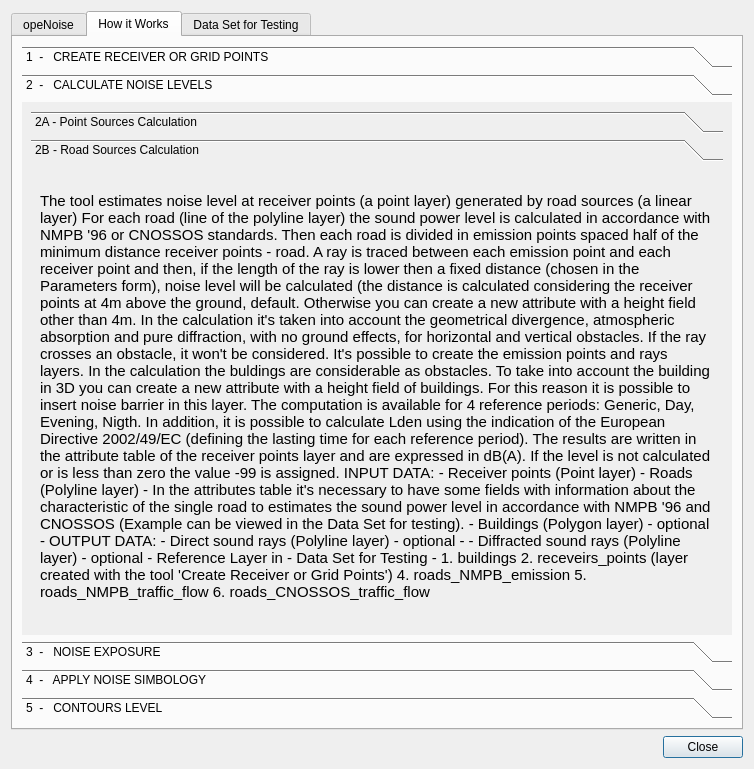
Above: tools/ui_Informations.ui from pierluigiderosa/openoise before the change. Below: the same form after it.
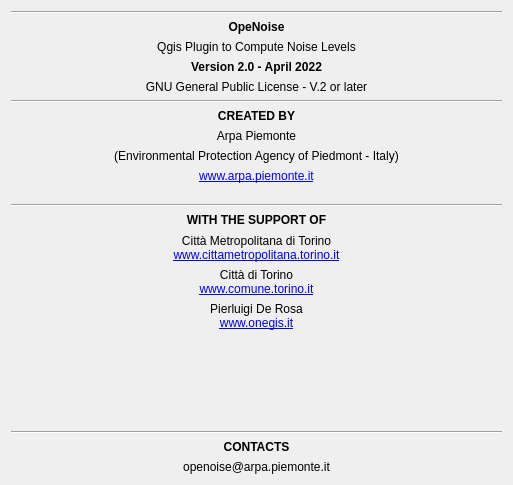
That is the form after the change. The open tabs and pages were chosen to show the change.

Commit message: - fix errore calcolo dwellings - new GUI - some minor updates

```diff
--- a/tools/ui_Informations.ui
+++ b/tools/ui_Informations.ui
@@ -1,13 +1,13 @@
 <?xml version="1.0" encoding="UTF-8"?>
 <ui version="4.0">
- <class>Windows_Info</class>
- <widget class="QDialog" name="Windows_Info">
+ <class>Credits_window</class>
+ <widget class="QDialog" name="Credits_window">
   <property name="geometry">
    <rect>
     <x>0</x>
     <y>0</y>
-    <width>754</width>
-    <height>769</height>
+    <width>513</width>
+    <height>485</height>
    </rect>
   </property>
   <property name="sizePolicy">
@@ -17,381 +17,292 @@
    </sizepolicy>
   </property>
   <property name="windowTitle">
-   <string>opeNoise - Help</string>
+   <string>opeNoise - Informations</string>
   </property>
   <property name="layoutDirection">
    <enum>Qt::LeftToRight</enum>
   </property>
-  <layout class="QVBoxLayout" name="verticalLayout_2">
-   <item>
-    <widget class="QTabWidget" name="tabWidget">
-     <property name="currentIndex">
-      <number>0</number>
-     </property>
-     <widget class="QWidget" name="tab">
-      <attribute name="title">
-       <string>opeNoise</string>
-      </attribute>
       <layout class="QVBoxLayout" name="verticalLayout">
        <item>
-        <widget class="QLabel" name="label">
-         <property name="font">
-          <font>
-           <pointsize>11</pointsize>
-          </font>
-         </property>
-         <property name="text">
-          <string>&lt;html&gt;&lt;head/&gt;&lt;body&gt;&lt;p&gt;&lt;br/&gt;&lt;span style=&quot; font-weight:600;&quot;&gt;OpeNoise&lt;/span&gt;&lt;/p&gt;&lt;p&gt;The plugin allows to estimate noise levels generated by point sources or by road sources at fixed receiver points and buildings. NMPB-Routes-96 and CNOSSOS methods for road emission are implemented.&lt;br/&gt;&lt;br/&gt;WARNING: The plugin supports only projected CRS files&lt;/p&gt;&lt;p&gt;&lt;br/&gt;Please consider the following condition&lt;/p&gt;&lt;p&gt;1) are taken into account:&lt;/p&gt;&lt;p&gt;- geometrical divergence&lt;br/&gt;- atmospheric absorption&lt;br/&gt;- pure diffraction, with no ground effects, for horizontal and vertical obstacles &lt;br/&gt;- modelization is 3D&lt;br/&gt;&lt;/p&gt;&lt;p&gt;2) are not taken into account:&lt;/p&gt;&lt;p&gt;- reflection&lt;br/&gt;- terrain is flat&lt;br/&gt;- ground effect&lt;br/&gt;- meteorological conditions&lt;/p&gt;&lt;p&gt;&lt;br/&gt;&lt;/p&gt;&lt;p&gt;&lt;span style=&quot; font-weight:600;&quot;&gt;Reference Documentation:&lt;/span&gt;&lt;/p&gt;&lt;p&gt;- &lt;a href=&quot;https://eur-lex.europa.eu/legal-content/EN/TXT/PDF/?uri=CELEX:32002L0049&amp;amp;from=EN&quot;&gt;&lt;span style=&quot; text-decoration: underline; color:#0000ff;&quot;&gt;Directive 2002/49/EC&lt;/span&gt;&lt;/a&gt;&lt;/p&gt;&lt;p&gt;- Annex II to Directive 2002/49/EC &lt;a href=&quot;https://eur-lex.europa.eu/legal-content/EN/TXT/PDF/?uri=CELEX:32015L0996&amp;amp;from=PT&quot;&gt;&lt;span style=&quot; text-decoration: underline; color:#0000ff;&quot;&gt;COMMISSION DIRECTIVE (EU) 2015/996&lt;/span&gt;&lt;/a&gt;&lt;/p&gt;&lt;p&gt;- amends Annex II to Directive 2002/49/EC &lt;a href=&quot;https://eur-lex.europa.eu/legal-content/EN/TXT/PDF/?uri=CELEX:32021L1226&amp;amp;from=IT&quot;&gt;&lt;span style=&quot; text-decoration: underline; color:#0000ff;&quot;&gt;COMMISSION DIRECTIVE (EU) 2021/1226&lt;/span&gt;&lt;/a&gt;&lt;/p&gt;&lt;p&gt;- Annex III to Directive 2002/49/EC &lt;a href=&quot;https://eur-lex.europa.eu/legal-content/EN/TXT/PDF/?uri=CELEX:32020L0367&amp;amp;from=IT&quot;&gt;&lt;span style=&quot; text-decoration: underline; color:#0000ff;&quot;&gt;COMMISSION DIRECTIVE (EU) 2020/367&lt;/span&gt;&lt;/a&gt;&lt;/p&gt;&lt;/body&gt;&lt;/html&gt;</string>
-         </property>
-         <property name="textFormat">
-          <enum>Qt::AutoText</enum>
-         </property>
-         <property name="alignment">
-          <set>Qt::AlignLeading|Qt::AlignLeft|Qt::AlignTop</set>
-         </property>
-         <property name="wordWrap">
-          <bool>true</bool>
-         </property>
-         <property name="openExternalLinks">
-          <bool>true</bool>
-         </property>
-         <property name="textInteractionFlags">
-          <set>Qt::LinksAccessibleByMouse|Qt::TextSelectableByMouse</set>
+    <widget class="Line" name="line_4">
+     <property name="maximumSize">
+      <size>
+       <width>16777215</width>
+       <height>16777215</height>
+      </size>
+     </property>
+     <property name="orientation">
+      <enum>Qt::Horizontal</enum>
          </property>
         </widget>
        </item>
-      </layout>
-     </widget>
-     <widget class="QWidget" name="tab_2">
-      <attribute name="title">
-       <string>How it Works</string>
-      </attribute>
-      <layout class="QVBoxLayout" name="verticalLayout_3">
-       <item>
-        <widget class="QToolBox" name="toolBox">
-         <property name="currentIndex">
-          <number>4</number>
-         </property>
-         <widget class="QWidget" name="page">
-          <property name="geometry">
-           <rect>
-            <x>0</x>
-            <y>0</y>
-            <width>122</width>
-            <height>1908</height>
-           </rect>
-          </property>
-          <attribute name="label">
-           <string>1  -   CREATE RECEIVER OR GRID POINTS</string>
-          </attribute>
-          <layout class="QVBoxLayout" name="verticalLayout_5">
-           <property name="sizeConstraint">
-            <enum>QLayout::SetDefaultConstraint</enum>
-           </property>
            <item>
             <widget class="QLabel" name="label_2">
-             <property name="font">
-              <font>
-               <pointsize>11</pointsize>
-              </font>
+     <property name="sizePolicy">
+      <sizepolicy hsizetype="Preferred" vsizetype="Fixed">
+       <horstretch>0</horstretch>
+       <verstretch>0</verstretch>
+      </sizepolicy>
+     </property>
+     <property name="maximumSize">
+      <size>
+       <width>16777215</width>
+       <height>15</height>
+      </size>
              </property>
              <property name="text">
-              <string>&lt;html&gt;&lt;head/&gt;&lt;body&gt;&lt;p&gt;&lt;span style=&quot; font-weight:600;&quot;&gt;CRETAE RECEIVERS&lt;br/&gt;&lt;/span&gt;&lt;span style=&quot; font-weight:600; font-style:italic;&quot;&gt;In according to case 2b - § 2.8 Directive 2002/49/EC Annex II&lt;br/&gt;&lt;/span&gt;&lt;br/&gt;The tool generates receiver point. Façade are split up every 5 m from the start position onward, with a receiver position placed at the halfway the 5 m segment. The remaining section has its receiver point in its mid-point. The receivers are located at 4m above the ground, default. &lt;a name=&quot;tw-target-text&quot;/&gt;Otherwise you can create a new attribute with a height field other than 4m.&lt;br/&gt;&lt;br/&gt;&lt;span style=&quot; font-weight:600;&quot;&gt;GRID POINTS&lt;br/&gt;&lt;/span&gt;&lt;span style=&quot; font-weight:600; font-style:italic;&quot;&gt;In according to § 2.8 Directive 2002/49/EC Annex II&lt;br/&gt;&lt;/span&gt;&lt;span style=&quot; font-weight:600;&quot;&gt;&lt;br/&gt;&lt;/span&gt;The tool generates a series of receivers point with a certain spacing, located at 4m above the ground, default. &lt;a name=&quot;tw-target-text&quot;/&gt;Otherwise you can create a new attribute with a height field other than 4m. Subsequently, the sound levels can be calculated with the tool CALCULATE NOISE LEVELS and subsequently with the tool CONTOURS LEVEL draw the level curves.&lt;br/&gt;&lt;/p&gt;&lt;p&gt;&lt;span style=&quot; font-style:italic;&quot;&gt;INPUT DATA:&lt;/span&gt;&lt;/p&gt;&lt;p&gt;- Buildings (Polygons layer)&lt;/p&gt;&lt;p&gt;&lt;span style=&quot; font-style:italic;&quot;&gt;OUTPUT DATA:&lt;/span&gt;&lt;/p&gt;&lt;p&gt;- Receiver points (Points layer)&lt;/p&gt;&lt;p&gt;&lt;br/&gt;&lt;span style=&quot; font-weight:600; font-style:italic;&quot;&gt;Reference Layer in - Data Set for Testing -&lt;/span&gt;&lt;/p&gt;&lt;p&gt;1. buildings&lt;br/&gt;2. receveirs_points (layer created with the tool 'Create Receiver or Grid Points')&lt;br/&gt;7. grid_receivers (layer created with the tool 'Create Receiver or Grid Points')&lt;br/&gt;&lt;/p&gt;&lt;/body&gt;&lt;/html&gt;</string>
+      <string>&lt;html&gt;&lt;head/&gt;&lt;body&gt;&lt;p&gt;&lt;span style=&quot; font-weight:600;&quot;&gt;OpeNoise&lt;/span&gt;&lt;/p&gt;&lt;/body&gt;&lt;/html&gt;</string>
              </property>
              <property name="alignment">
-              <set>Qt::AlignLeading|Qt::AlignLeft|Qt::AlignTop</set>
-             </property>
-             <property name="wordWrap">
-              <bool>true</bool>
-             </property>
-             <property name="textInteractionFlags">
-              <set>Qt::LinksAccessibleByMouse|Qt::TextSelectableByMouse</set>
+      <set>Qt::AlignCenter</set>
              </property>
             </widget>
            </item>
-          </layout>
-         </widget>
-         <widget class="QWidget" name="page_2">
-          <property name="geometry">
-           <rect>
-            <x>0</x>
-            <y>0</y>
-            <width>98</width>
-            <height>141</height>
-           </rect>
-          </property>
-          <attribute name="label">
-           <string>2  -   CALCULATE NOISE LEVELS</string>
-          </attribute>
-          <layout class="QVBoxLayout" name="verticalLayout_4">
-           <item>
-            <widget class="QToolBox" name="toolBox_2">
-             <property name="currentIndex">
-              <number>1</number>
-             </property>
-             <widget class="QWidget" name="page_5">
-              <property name="geometry">
-               <rect>
-                <x>0</x>
-                <y>0</y>
-                <width>122</width>
-                <height>2994</height>
-               </rect>
-              </property>
-              <attribute name="label">
-               <string>2A - Point Sources Calculation</string>
-              </attribute>
-              <layout class="QVBoxLayout" name="verticalLayout_6">
                <item>
                 <widget class="QLabel" name="label_3">
-                 <property name="font">
-                  <font>
-                   <pointsize>11</pointsize>
-                  </font>
+     <property name="sizePolicy">
+      <sizepolicy hsizetype="Preferred" vsizetype="Fixed">
+       <horstretch>0</horstretch>
+       <verstretch>0</verstretch>
+      </sizepolicy>
+     </property>
+     <property name="maximumSize">
+      <size>
+       <width>16777215</width>
+       <height>15</height>
+      </size>
                  </property>
                  <property name="text">
-                  <string>&lt;html&gt;&lt;head/&gt;&lt;body&gt;&lt;p&gt;&lt;span style=&quot; font-weight:600;&quot;&gt;This tool estimates noise levels at receiver points (a point layer) from point sources (a point layer)&lt;/span&gt;&lt;/p&gt;&lt;p&gt;A ray is traced between each point source and each receiver point and then, if the length of the ray is lower then a fixed distance (chosen in the Parameters form), noise level will be calculated.&lt;/p&gt;&lt;p&gt;In the calculation it's taken into account the geometrical divergence for a spherical point source, atmospheric absorption and pure diffraction, with no ground effects, for horizontal and vertical obstacles. &lt;/p&gt;&lt;p&gt;The receiving points are located 4m above ground level, default. &lt;br/&gt;&lt;a name=&quot;tw-target-text&quot;/&gt;Otherwise you can create a new attribute with a height field other than 4m.&lt;/p&gt;&lt;p&gt;If the ray crosses an obstacle, it won't be considered. &lt;/p&gt;&lt;p&gt;It's possible to create the rays layer.&lt;/p&gt;&lt;p&gt;In the calculation the buldings are considerable as obstacles. To take into account the building in 3D you can create a new attribute with a height field of buildings.&lt;br/&gt;For this reason it is possible to insert noise barrier in this layer.&lt;/p&gt;&lt;p&gt;The computation is available for 4 reference periods: &lt;br/&gt;Generic, Day, Evening, Nigth. In addition, it is possible to calculate Lden using the indication of the European Directive 2002/49/EC (defining the lasting time for each reference period).&lt;/p&gt;&lt;p&gt;The results are written in the attribute table of the receiver points layer and are expressed in dB(A). &lt;br/&gt;If the level is not calculated or it is less than zero the value -99 is assigned.&lt;/p&gt;&lt;p&gt;&lt;br/&gt;&lt;/p&gt;&lt;p&gt;&lt;span style=&quot; font-style:italic;&quot;&gt;INPUT DATA:&lt;/span&gt;&lt;/p&gt;&lt;p&gt;- Receiver points (Point layer)&lt;/p&gt;&lt;p&gt;- Point sources (Point layer with a field containing the power level of the sources)&lt;/p&gt;&lt;p&gt;- Buildings (Polygon layer) - optional –&lt;/p&gt;&lt;p&gt;&lt;br/&gt;&lt;/p&gt;&lt;p&gt;&lt;span style=&quot; font-style:italic;&quot;&gt;OUTPUT DATA:&lt;/span&gt;&lt;/p&gt;&lt;p&gt;- Direct sound rays (Polyline layer) - optional -&lt;/p&gt;&lt;p&gt;- Diffracted sound rays (Polyline layer) - optional -&lt;/p&gt;&lt;p&gt;&lt;br/&gt;&lt;/p&gt;&lt;p&gt;&lt;span style=&quot; font-weight:600; font-style:italic;&quot;&gt;Reference Layer in - Data Set for Testing -&lt;/span&gt;&lt;/p&gt;&lt;p&gt;1. buildings&lt;br/&gt;2. receveirs_points (layer created with the tool 'Create Receiver or Grid Points')&lt;br/&gt;3. sources_points&lt;br/&gt;&lt;/p&gt;&lt;/body&gt;&lt;/html&gt;</string>
-                 </property>
-                 <property name="wordWrap">
-                  <bool>true</bool>
-                 </property>
-                 <property name="textInteractionFlags">
-                  <set>Qt::LinksAccessibleByMouse|Qt::TextSelectableByMouse</set>
+      <string>Qgis Plugin to Compute Noise Levels</string>
+     </property>
+     <property name="alignment">
+      <set>Qt::AlignCenter</set>
                  </property>
                 </widget>
                </item>
-              </layout>
-             </widget>
-             <widget class="QWidget" name="page_6">
-              <property name="geometry">
-               <rect>
-                <x>0</x>
-                <y>0</y>
-                <width>205</width>
-                <height>2178</height>
-               </rect>
-              </property>
-              <attribute name="label">
-               <string>2B - Road Sources Calculation</string>
-              </attribute>
-              <layout class="QVBoxLayout" name="verticalLayout_7">
                <item>
                 <widget class="QLabel" name="label_4">
-                 <property name="font">
-                  <font>
-                   <pointsize>11</pointsize>
-                   <weight>50</weight>
-                   <italic>false</italic>
-                   <bold>false</bold>
-                  </font>
+     <property name="sizePolicy">
+      <sizepolicy hsizetype="Preferred" vsizetype="Fixed">
+       <horstretch>0</horstretch>
+       <verstretch>0</verstretch>
+      </sizepolicy>
+     </property>
+     <property name="maximumSize">
+      <size>
+       <width>16777215</width>
+       <height>15</height>
+      </size>
                  </property>
                  <property name="text">
-                  <string>&lt;html&gt;&lt;head/&gt;&lt;body&gt;&lt;p&gt;&lt;span style=&quot; font-weight:600;&quot;&gt;The tool estimates noise level at receiver points (a point layer) generated by road sources (a linear layer)&lt;/span&gt;&lt;/p&gt;&lt;p&gt;&lt;br/&gt;For each road (line of the polyline layer) the sound power level is calculated in accordance with NMPB '96 or CNOSSOS standards. &lt;/p&gt;&lt;p&gt;Then each road is divided in emission points spaced half of the minimum distance receiver points - road. &lt;/p&gt;&lt;p&gt;A ray is traced between each emission point and each receiver point and then, if the length of the ray is lower then a fixed distance (chosen in the Parameters form), noise level will be calculated (the distance is calculated considering the receiver points at 4m above the ground, default. &lt;a name=&quot;tw-target-text&quot;/&gt;Otherwise you can create a new attribute with a height field other than 4m.&lt;br/&gt;&lt;/p&gt;&lt;p&gt;In the calculation it's taken into account the geometrical divergence, atmospheric absorption and pure diffraction, with no ground effects, for horizontal and vertical obstacles.&lt;/p&gt;&lt;p&gt;If the ray crosses an obstacle, it won't be considered.&lt;/p&gt;&lt;p&gt;It's possible to create the emission points and rays layers. &lt;/p&gt;&lt;p&gt;In the calculation the buldings are considerable as obstacles. To take into account the building in 3D you can create a new attribute with a height field of buildings.&lt;br/&gt;For this reason it is possible to insert noise barrier in this layer.&lt;/p&gt;&lt;p&gt;&lt;br/&gt;The computation is available for 4 reference periods: Generic, Day, Evening, Nigth. &lt;br/&gt;In addition, it is possible to calculate Lden using the indication of the European Directive 2002/49/EC (defining the lasting time for each reference period). &lt;/p&gt;&lt;p&gt;&lt;br/&gt;The results are written in the attribute table of the receiver points layer and are expressed in dB(A). &lt;br/&gt;If the level is not calculated or is less than zero the value -99 is assigned.&lt;/p&gt;&lt;p&gt;&lt;br/&gt;&lt;span style=&quot; font-style:italic;&quot;&gt;INPUT DATA: &lt;/span&gt;&lt;/p&gt;&lt;p&gt;- Receiver points (Point layer)&lt;/p&gt;&lt;p&gt;- Roads (Polyline layer) - In the attributes table it's necessary to have some fields with information about the characteristic of the single road to estimates the sound power level in accordance with NMPB '96 and CNOSSOS (Example can be viewed in the Data Set for testing).&lt;/p&gt;&lt;p&gt;- Buildings (Polygon layer) - optional -&lt;/p&gt;&lt;p&gt;&lt;br/&gt;&lt;span style=&quot; font-style:italic;&quot;&gt;OUTPUT DATA:&lt;/span&gt;&lt;/p&gt;&lt;p&gt;- Direct sound rays (Polyline layer) - optional -&lt;/p&gt;&lt;p&gt;- Diffracted sound rays (Polyline layer) - optional -&lt;/p&gt;&lt;p&gt;&lt;br/&gt;&lt;span style=&quot; font-weight:600; font-style:italic;&quot;&gt;Reference Layer in - Data Set for Testing -&lt;/span&gt;&lt;/p&gt;&lt;p&gt;1. buildings&lt;br/&gt;2. receveirs_points (layer created with the tool 'Create Receiver or Grid Points')&lt;br/&gt;4. roads_NMPB_emission&lt;br/&gt;5. roads_NMPB_traffic_flow&lt;br/&gt;6. roads_CNOSSOS_traffic_flow&lt;br/&gt;&lt;/p&gt;&lt;/body&gt;&lt;/html&gt;</string>
-                 </property>
-                 <property name="wordWrap">
-                  <bool>true</bool>
-                 </property>
-                 <property name="textInteractionFlags">
-                  <set>Qt::LinksAccessibleByMouse|Qt::TextSelectableByMouse</set>
-                 </property>
-                </widget>
-               </item>
-              </layout>
-             </widget>
-            </widget>
-           </item>
-          </layout>
-         </widget>
-         <widget class="QWidget" name="page_3">
-          <property name="geometry">
-           <rect>
-            <x>0</x>
-            <y>0</y>
-            <width>122</width>
-            <height>1713</height>
-           </rect>
-          </property>
-          <attribute name="label">
-           <string>3  -   NOISE EXPOSURE</string>
-          </attribute>
-          <layout class="QVBoxLayout" name="verticalLayout_8">
+      <string>&lt;html&gt;&lt;head/&gt;&lt;body&gt;&lt;p&gt;&lt;span style=&quot; font-weight:600;&quot;&gt;Version 2.0 - April 2022&lt;/span&gt;&lt;/p&gt;&lt;/body&gt;&lt;/html&gt;</string>
+     </property>
+     <property name="alignment">
+      <set>Qt::AlignCenter</set>
+     </property>
+    </widget>
+   </item>
            <item>
             <widget class="QLabel" name="label_5">
-             <property name="font">
-              <font>
-               <pointsize>11</pointsize>
-              </font>
+     <property name="sizePolicy">
+      <sizepolicy hsizetype="Preferred" vsizetype="Fixed">
+       <horstretch>0</horstretch>
+       <verstretch>0</verstretch>
+      </sizepolicy>
+     </property>
+     <property name="maximumSize">
+      <size>
+       <width>16777215</width>
+       <height>15</height>
+      </size>
              </property>
              <property name="text">
-              <string>&lt;html&gt;&lt;head/&gt;&lt;body&gt;&lt;p&gt;&lt;span style=&quot; font-weight:600;&quot;&gt;The tool assigns dwellings and people living in dwellings to receiver points in according to § 2.8 Directive 2002/49/EC Annex II and ANNEX III&lt;/span&gt;&lt;/p&gt;&lt;p&gt;It is necessary to enter the information of how many people and how many dwellings are present for each building and what type of exposure the fa&lt;a name=&quot;docs-internal-guid-48a0e909-7fff-84c6-6090-918592b4b1c4&quot;/&gt;&lt;span style=&quot; font-family:'Calibri,sans-serif'; font-size:12.5pt; color:#000000; background-color:transparent;&quot;&gt;ç&lt;/span&gt;ade has in according to §2.8 Directive 2002/49/EC Annex II.&lt;br/&gt;Furthermore, the tool carries out evaluation methods for the harmful effects of environmental noise in terms of high annoyance (HA) and high sleep disturbance (HSD), for road noise in according to Directive 2002/49/EC Annex III.&lt;br/&gt;&lt;/p&gt;&lt;p&gt;NOTE: this tool works correctly only if the receiver points layer is created from a buildings layer with opeNoise and the attributes table is not modified.&lt;/p&gt;&lt;p&gt;&lt;br/&gt;&lt;/p&gt;&lt;p&gt;&lt;span style=&quot; font-style:italic;&quot;&gt;INPUT DATA:&lt;/span&gt;&lt;/p&gt;&lt;p&gt;- Receiver points (Point layer) - In the attributes table it's necessary to have at least a field with noise levels&lt;/p&gt;&lt;p&gt;- Buildings (Polygon layer)&lt;/p&gt;&lt;p&gt;&lt;span style=&quot; font-style:italic;&quot;&gt;OUTPUT DATA:&lt;/span&gt;&lt;/p&gt;&lt;p&gt;&lt;br/&gt;&lt;span style=&quot; font-weight:600; font-style:italic;&quot;&gt;Reference Layer in - Data Set for Testing -&lt;/span&gt;&lt;/p&gt;&lt;p&gt;1. buildings&lt;br/&gt;2. receveirs_points (layer created with the tool 'Create Receiver or Grid Points')&lt;br/&gt;&lt;/p&gt;&lt;/body&gt;&lt;/html&gt;</string>
+      <string>GNU General Public License - V.2 or later</string>
              </property>
              <property name="alignment">
-              <set>Qt::AlignLeading|Qt::AlignLeft|Qt::AlignTop</set>
-             </property>
-             <property name="wordWrap">
-              <bool>true</bool>
-             </property>
-             <property name="textInteractionFlags">
-              <set>Qt::LinksAccessibleByMouse|Qt::TextSelectableByMouse</set>
+      <set>Qt::AlignCenter</set>
+     </property>
+    </widget>
+   </item>
+   <item>
+    <widget class="Line" name="line">
+     <property name="maximumSize">
+      <size>
+       <width>16777215</width>
+       <height>16777215</height>
+      </size>
+     </property>
+     <property name="orientation">
+      <enum>Qt::Horizontal</enum>
              </property>
             </widget>
            </item>
-          </layout>
-         </widget>
-         <widget class="QWidget" name="page_4">
-          <property name="geometry">
-           <rect>
-            <x>0</x>
-            <y>0</y>
-            <width>98</width>
-            <height>558</height>
-           </rect>
-          </property>
-          <attribute name="label">
-           <string>4  -   APPLY NOISE SIMBOLOGY</string>
-          </attribute>
-          <layout class="QVBoxLayout" name="verticalLayout_9">
            <item>
             <widget class="QLabel" name="label_6">
-             <property name="font">
-              <font>
-               <pointsize>11</pointsize>
-              </font>
-             </property>
-             <property name="text">
-              <string>&lt;html&gt;&lt;head/&gt;&lt;body&gt;&lt;p&gt;&lt;span style=&quot; font-weight:600;&quot;&gt;The tool assigns a noise level symbology to a layer with a sound level field in the attribute table&lt;/span&gt;&lt;/p&gt;&lt;p&gt;&lt;br/&gt;&lt;/p&gt;&lt;p&gt;&lt;span style=&quot; font-style:italic;&quot;&gt;INPUT DATA:&lt;/span&gt;&lt;/p&gt;&lt;p&gt;- Point, polilyne or polygon layer - In the attributes table it's necessary to have at least a field with noise levels&lt;/p&gt;&lt;/body&gt;&lt;/html&gt;</string>
-             </property>
-             <property name="alignment">
-              <set>Qt::AlignLeading|Qt::AlignLeft|Qt::AlignTop</set>
-             </property>
-             <property name="wordWrap">
-              <bool>true</bool>
-             </property>
-             <property name="textInteractionFlags">
-              <set>Qt::LinksAccessibleByMouse|Qt::TextSelectableByMouse</set>
-             </property>
-            </widget>
-           </item>
-          </layout>
-         </widget>
-         <widget class="QWidget" name="page_7">
-          <property name="geometry">
-           <rect>
-            <x>0</x>
-            <y>0</y>
-            <width>712</width>
-            <height>543</height>
-           </rect>
-          </property>
-          <attribute name="label">
-           <string>5  -   CONTOURS LEVEL</string>
-          </attribute>
-          <widget class="QLabel" name="label_9">
-           <property name="geometry">
-            <rect>
-             <x>10</x>
-             <y>0</y>
-             <width>682</width>
-             <height>450</height>
-            </rect>
-           </property>
-           <property name="font">
-            <font>
-             <pointsize>11</pointsize>
-            </font>
-           </property>
+     <property name="sizePolicy">
+      <sizepolicy hsizetype="Preferred" vsizetype="Fixed">
+       <horstretch>0</horstretch>
+       <verstretch>0</verstretch>
+      </sizepolicy>
+     </property>
+     <property name="maximumSize">
+      <size>
+       <width>16777215</width>
+       <height>15</height>
+      </size>
+     </property>
            <property name="text">
-            <string>&lt;html&gt;&lt;head/&gt;&lt;body&gt;&lt;p&gt;&lt;span style=&quot; font-weight:600;&quot;&gt;The tool draws a layer of contours starting from the previously calculated grid of points&lt;/span&gt;&lt;/p&gt;&lt;p&gt;&lt;br/&gt;&lt;/p&gt;&lt;p&gt;&lt;span style=&quot; font-style:italic;&quot;&gt;INPUT DATA:&lt;/span&gt;&lt;/p&gt;&lt;p&gt;- Point, polilyne or polygon layer - In the attributes table it's necessary to have at least a field with noise levels&lt;/p&gt;&lt;p&gt;&lt;span style=&quot; font-weight:600; font-style:italic;&quot;&gt;Reference Layer in - Data Set for Testing -&lt;/span&gt;&lt;/p&gt;&lt;p&gt;7. grid_receivers (layer created with the tool 'Create Receiver or Grid Points')&lt;br/&gt;8. contours_levels (layer created with the tool 'Contours Levels')&lt;br/&gt;9. polygon_levels (layer created with the tool 'Contours Levels')&lt;/p&gt;&lt;/body&gt;&lt;/html&gt;</string>
+      <string>&lt;html&gt;&lt;head/&gt;&lt;body&gt;&lt;p&gt;&lt;span style=&quot; font-weight:600;&quot;&gt;CREATED BY&lt;/span&gt;&lt;/p&gt;&lt;/body&gt;&lt;/html&gt;</string>
            </property>
            <property name="alignment">
-            <set>Qt::AlignLeading|Qt::AlignLeft|Qt::AlignTop</set>
-           </property>
-           <property name="wordWrap">
-            <bool>true</bool>
-           </property>
-           <property name="textInteractionFlags">
-            <set>Qt::LinksAccessibleByMouse|Qt::TextSelectableByMouse</set>
-           </property>
-          </widget>
-         </widget>
-        </widget>
-       </item>
-      </layout>
-     </widget>
-     <widget class="QWidget" name="tab_3">
-      <attribute name="title">
-       <string>Data Set for Testing</string>
-      </attribute>
-      <widget class="QWidget" name="verticalLayoutWidget_2">
-       <property name="geometry">
-        <rect>
-         <x>10</x>
-         <y>20</y>
-         <width>691</width>
-         <height>541</height>
-        </rect>
-       </property>
-       <layout class="QVBoxLayout" name="verticalLayout_11">
+      <set>Qt::AlignCenter</set>
+     </property>
+    </widget>
+   </item>
         <item>
          <widget class="QLabel" name="label_7">
-          <property name="font">
-           <font>
-            <pointsize>11</pointsize>
-           </font>
+     <property name="sizePolicy">
+      <sizepolicy hsizetype="Preferred" vsizetype="Fixed">
+       <horstretch>0</horstretch>
+       <verstretch>0</verstretch>
+      </sizepolicy>
+     </property>
+     <property name="maximumSize">
+      <size>
+       <width>16777215</width>
+       <height>15</height>
+      </size>
           </property>
           <property name="text">
-           <string>&lt;html&gt;&lt;head/&gt;&lt;body&gt;&lt;p&gt;&lt;span style=&quot; font-weight:600;&quot;&gt;A data set for testing is available in the folder:&lt;/span&gt;&lt;/p&gt;&lt;/body&gt;&lt;/html&gt;</string>
+      <string>Arpa Piemonte</string>
           </property>
           <property name="alignment">
-           <set>Qt::AlignLeading|Qt::AlignLeft|Qt::AlignTop</set>
-          </property>
-          <property name="wordWrap">
-           <bool>true</bool>
-          </property>
-          <property name="textInteractionFlags">
-           <set>Qt::LinksAccessibleByMouse|Qt::TextSelectableByMouse</set>
+      <set>Qt::AlignCenter</set>
           </property>
          </widget>
         </item>
         <item>
-         <widget class="QLabel" name="labelFolder">
-          <property name="font">
-           <font>
-            <pointsize>11</pointsize>
-           </font>
-          </property>
+    <widget class="QLabel" name="label">
           <property name="text">
-           <string>TextLabel TextLabel TextLabel TextLabel TextLabel TextLabel TextLabel TextLabel TextLabel TextLabeTextLabel TextLabel TextLabel TextLabel TextLabel TextLabel TextLabel TextLabel TextLabel TextLabe</string>
-          </property>
-          <property name="wordWrap">
-           <bool>true</bool>
-          </property>
-          <property name="margin">
-           <number>15</number>
-          </property>
-          <property name="textInteractionFlags">
-           <set>Qt::LinksAccessibleByMouse|Qt::TextSelectableByMouse</set>
+      <string>(Environmental Protection Agency of Piedmont - Italy)</string>
+     </property>
+     <property name="alignment">
+      <set>Qt::AlignCenter</set>
           </property>
          </widget>
         </item>
         <item>
          <widget class="QLabel" name="label_8">
-          <property name="font">
-           <font>
-            <pointsize>11</pointsize>
-           </font>
-          </property>
+     <property name="text">
+      <string>&lt;html&gt;&lt;head/&gt;&lt;body&gt;&lt;p&gt;&lt;a href=&quot;http://www.arpa.piemonte.it&quot;&gt;&lt;span style=&quot; text-decoration: underline; color:#0000ff;&quot;&gt;www.arpa.piemonte.it&lt;/span&gt;&lt;/a&gt;&lt;/p&gt;&lt;/body&gt;&lt;/html&gt;</string>
+     </property>
+     <property name="alignment">
+      <set>Qt::AlignCenter</set>
+     </property>
+     <property name="openExternalLinks">
+      <bool>true</bool>
+     </property>
+    </widget>
+   </item>
+   <item>
+    <spacer name="verticalSpacer_2">
+     <property name="orientation">
+      <enum>Qt::Vertical</enum>
+     </property>
+     <property name="sizeType">
+      <enum>QSizePolicy::Preferred</enum>
+     </property>
+     <property name="sizeHint" stdset="0">
+      <size>
+       <width>0</width>
+       <height>15</height>
+      </size>
+     </property>
+    </spacer>
+   </item>
+   <item>
+    <widget class="Line" name="line_2">
+     <property name="maximumSize">
+      <size>
+       <width>16777215</width>
+       <height>16777215</height>
+      </size>
+     </property>
+     <property name="orientation">
+      <enum>Qt::Horizontal</enum>
+     </property>
+    </widget>
+   </item>
+   <item>
+    <widget class="QLabel" name="label_12">
+     <property name="sizePolicy">
+      <sizepolicy hsizetype="Preferred" vsizetype="Fixed">
+       <horstretch>0</horstretch>
+       <verstretch>0</verstretch>
+      </sizepolicy>
+     </property>
+     <property name="maximumSize">
+      <size>
+       <width>16777215</width>
+       <height>15</height>
+      </size>
+     </property>
           <property name="text">
-           <string>&lt;html&gt;&lt;head/&gt;&lt;body&gt;&lt;p&gt;&lt;br/&gt;The dataset contains 9 LAYER shapefiles that can help the user to understand how to compile the attribute tables of the layers in order to run the computation of the noise with the different sources.&lt;/p&gt;&lt;p&gt;&lt;br/&gt;&lt;/p&gt;&lt;p&gt;&lt;span style=&quot; font-weight:600;&quot;&gt;LAYERS:&lt;/span&gt;&lt;/p&gt;&lt;p&gt;1. buildings&lt;br/&gt;2. receveirs_points (layer created with the tool 'Create Receiver or Grid Points')&lt;br/&gt;3. sources_points&lt;br/&gt;4. roads_NMPB_emission&lt;br/&gt;5. roads_NMPB_traffic_flow&lt;br/&gt;6. roads_CNOSSOS_traffic_flow&lt;br/&gt;7. grid_receivers (layer created with the tool 'Create Receiver or Grid Points')&lt;br/&gt;8. contours_level (layer created with the tool 'Contours Level')&lt;br/&gt;9. polygon_levels (layer created with the tool 'Contours Level')&lt;/p&gt;&lt;/body&gt;&lt;/html&gt;</string>
+      <string>&lt;html&gt;&lt;head/&gt;&lt;body&gt;&lt;p&gt;&lt;span style=&quot; font-weight:600;&quot;&gt;WITH THE SUPPORT OF&lt;br/&gt;&lt;/span&gt;&lt;/p&gt;&lt;/body&gt;&lt;/html&gt;</string>
           </property>
           <property name="alignment">
-           <set>Qt::AlignLeading|Qt::AlignLeft|Qt::AlignTop</set>
-          </property>
-          <property name="wordWrap">
+      <set>Qt::AlignCenter</set>
+     </property>
+    </widget>
+   </item>
+   <item>
+    <widget class="QLabel" name="label_10">
+     <property name="sizePolicy">
+      <sizepolicy hsizetype="Preferred" vsizetype="Fixed">
+       <horstretch>0</horstretch>
+       <verstretch>0</verstretch>
+      </sizepolicy>
+     </property>
+     <property name="maximumSize">
+      <size>
+       <width>16777215</width>
+       <height>16777215</height>
+      </size>
+     </property>
+     <property name="text">
+      <string>&lt;html&gt;&lt;head/&gt;&lt;body&gt;&lt;p&gt;Città Metropolitana di Torino&lt;br/&gt;&lt;a href=&quot;www.cittametropolitana.torino.it&quot;&gt;&lt;span style=&quot; text-decoration: underline; color:#0000ff;&quot;&gt;www.cittametropolitana.torino.it&lt;/span&gt;&lt;/a&gt;&lt;/p&gt;&lt;/body&gt;&lt;/html&gt;</string>
+     </property>
+     <property name="alignment">
+      <set>Qt::AlignCenter</set>
+     </property>
+     <property name="openExternalLinks">
            <bool>true</bool>
           </property>
-          <property name="textInteractionFlags">
-           <set>Qt::LinksAccessibleByMouse|Qt::TextSelectableByMouse</set>
+    </widget>
+   </item>
+   <item>
+    <widget class="QLabel" name="label_15">
+     <property name="text">
+      <string>&lt;html&gt;&lt;head/&gt;&lt;body&gt;&lt;p&gt;Città di Torino&lt;br/&gt;&lt;a href=&quot;www.comune.torino.it&quot;&gt;&lt;span style=&quot; text-decoration: underline; color:#0000ff;&quot;&gt;www.comune.torino.it&lt;/span&gt;&lt;/a&gt;&lt;/p&gt;&lt;/body&gt;&lt;/html&gt;</string>
+     </property>
+     <property name="alignment">
+      <set>Qt::AlignCenter</set>
+     </property>
+     <property name="openExternalLinks">
+      <bool>true</bool>
+     </property>
+    </widget>
+   </item>
+   <item>
+    <widget class="QLabel" name="label_9">
+     <property name="text">
+      <string>&lt;html&gt;&lt;head/&gt;&lt;body&gt;&lt;p&gt;Pierluigi De Rosa &lt;br/&gt;&lt;a href=&quot;https://www.onegis.it/&quot;&gt;&lt;span style=&quot; text-decoration: underline; color:#0000ff;&quot;&gt;www.onegis.it&lt;/span&gt;&lt;/a&gt;&lt;/p&gt;&lt;/body&gt;&lt;/html&gt;</string>
+     </property>
+     <property name="alignment">
+      <set>Qt::AlignCenter</set>
+     </property>
+     <property name="openExternalLinks">
+      <bool>true</bool>
           </property>
          </widget>
         </item>
@@ -408,15 +319,60 @@
           </property>
          </spacer>
         </item>
-       </layout>
-      </widget>
-     </widget>
-    </widget>
+   <item>
+    <widget class="Line" name="line_3">
+     <property name="maximumSize">
+      <size>
+       <width>16777215</width>
+       <height>16777215</height>
+      </size>
+     </property>
+     <property name="orientation">
+      <enum>Qt::Horizontal</enum>
+     </property>
+    </widget>
+   </item>
+   <item>
+    <widget class="QLabel" name="label_13">
+     <property name="sizePolicy">
+      <sizepolicy hsizetype="Preferred" vsizetype="Fixed">
+       <horstretch>0</horstretch>
+       <verstretch>0</verstretch>
+      </sizepolicy>
+     </property>
+     <property name="maximumSize">
+      <size>
+       <width>16777215</width>
+       <height>15</height>
+      </size>
+     </property>
+     <property name="text">
+      <string>&lt;html&gt;&lt;head/&gt;&lt;body&gt;&lt;p&gt;&lt;span style=&quot; font-weight:600;&quot;&gt;CONTACTS&lt;/span&gt;&lt;/p&gt;&lt;/body&gt;&lt;/html&gt;</string>
+     </property>
+     <property name="alignment">
+      <set>Qt::AlignCenter</set>
+     </property>
+    </widget>
    </item>
    <item>
-    <widget class="QDialogButtonBox" name="buttonBox">
-     <property name="standardButtons">
-      <set>QDialogButtonBox::Close</set>
+    <widget class="QLabel" name="label_14">
+     <property name="sizePolicy">
+      <sizepolicy hsizetype="Preferred" vsizetype="Fixed">
+       <horstretch>0</horstretch>
+       <verstretch>0</verstretch>
+      </sizepolicy>
+     </property>
+     <property name="maximumSize">
+      <size>
+       <width>16777215</width>
+       <height>15</height>
+      </size>
+     </property>
+     <property name="text">
+      <string>openoise@arpa.piemonte.it</string>
+     </property>
+     <property name="alignment">
+      <set>Qt::AlignCenter</set>
      </property>
     </widget>
    </item>
```
Left out of the diff: 19 changed lines with no effect on the pictures. Lines whose indentation alone changed are shown as unchanged. The commit also changes 15 other files.
